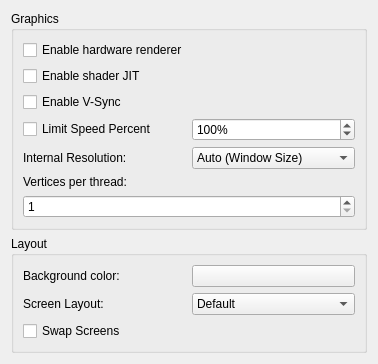
The window that src/citra_qt/configuration/configure_graphics.ui (grimtnt/citra) describes before a commit, drawn with Qt 5.
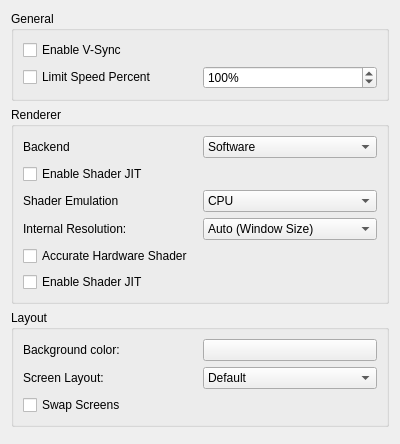
The same window after the commit.

What changed in the file:
```diff
--- a/src/citra_qt/configuration/configure_graphics.ui
+++ b/src/citra_qt/configuration/configure_graphics.ui
@@ -6,8 +6,8 @@
    <rect>
     <x>0</x>
     <y>0</y>
-    <width>378</width>
-    <height>340</height>
+    <width>400</width>
+    <height>444</height>
    </rect>
   </property>
   <property name="windowTitle">
@@ -19,23 +19,9 @@
      <item>
       <widget class="QGroupBox" name="groupBox">
        <property name="title">
-        <string>Graphics</string>
+        <string>General</string>
        </property>
        <layout class="QVBoxLayout" name="verticalLayout_2">
-        <item>
-         <widget class="QCheckBox" name="toggle_hw_renderer">
-          <property name="text">
-           <string>Enable hardware renderer</string>
-          </property>
-         </widget>
-        </item>
-        <item>
-         <widget class="QCheckBox" name="toggle_shader_jit">
-          <property name="text">
-           <string>Enable shader JIT</string>
-          </property>
-         </widget>
-        </item>
         <item>
          <widget class="QCheckBox" name="toggle_vsync">
           <property name="text">
@@ -70,6 +56,112 @@
           </item>
          </layout>
         </item>
+       </layout>
+      </widget>
+     </item>
+    </layout>
+   </item>
+   <item>
+    <widget class="QGroupBox" name="groupBox_2">
+     <property name="title">
+      <string>Renderer</string>
+     </property>
+     <layout class="QVBoxLayout" name="verticalLayout_6">
+      <item>
+       <layout class="QHBoxLayout" name="horizontalLayout_6">
+        <item>
+         <widget class="QLabel" name="label_2">
+          <property name="text">
+           <string>Backend</string>
+          </property>
+         </widget>
+        </item>
+        <item>
+         <widget class="QComboBox" name="renderer_comboBox">
+          <item>
+           <property name="text">
+            <string>Software</string>
+           </property>
+          </item>
+          <item>
+           <property name="text">
+            <string>OpenGL</string>
+           </property>
+          </item>
+         </widget>
+        </item>
+       </layout>
+      </item>
+      <item>
+       <widget class="QWidget" name="software_render_group" native="true">
+        <layout class="QVBoxLayout" name="verticalLayout_9">
+         <property name="leftMargin">
+          <number>0</number>
+         </property>
+         <property name="topMargin">
+          <number>0</number>
+         </property>
+         <property name="rightMargin">
+          <number>0</number>
+         </property>
+         <property name="bottomMargin">
+          <number>0</number>
+         </property>
+         <item>
+          <widget class="QCheckBox" name="software_shader_jit">
+           <property name="text">
+            <string>Enable Shader JIT</string>
+           </property>
+          </widget>
+         </item>
+        </layout>
+       </widget>
+      </item>
+      <item>
+       <widget class="QWidget" name="opengl_render_group" native="true">
+        <layout class="QVBoxLayout" name="verticalLayout_7">
+         <property name="spacing">
+          <number>6</number>
+         </property>
+         <property name="leftMargin">
+          <number>0</number>
+         </property>
+         <property name="topMargin">
+          <number>0</number>
+         </property>
+         <property name="rightMargin">
+          <number>0</number>
+         </property>
+         <property name="bottomMargin">
+          <number>0</number>
+         </property>
+         <item>
+          <layout class="QVBoxLayout" name="verticalLayout_8">
+           <item>
+            <layout class="QHBoxLayout" name="horizontalLayout_5">
+             <item>
+              <widget class="QLabel" name="label2">
+               <property name="text">
+                <string>Shader Emulation</string>
+               </property>
+              </widget>
+             </item>
+             <item>
+              <widget class="QComboBox" name="hw_shaders">
+               <item>
+                <property name="text">
+                 <string>CPU</string>
+                </property>
+               </item>
+               <item>
+                <property name="text">
+                 <string>GPU</string>
+                </property>
+               </item>
+              </widget>
+             </item>
+            </layout>
+           </item>
         <item>
          <layout class="QHBoxLayout" name="horizontalLayout">
           <item>
@@ -141,26 +233,26 @@
          </layout>
         </item>
         <item>
-         <widget class="QLabel" name="label_vertices">
+            <widget class="QCheckBox" name="accurate_hardware_shader">
           <property name="text">
-           <string>Vertices per thread:</string>
+              <string>Accurate Hardware Shader</string>
           </property>
          </widget>
         </item>
         <item>
-         <widget class="QSpinBox" name="vertices_per_thread">
-          <property name="minimum">
-           <number>1</number>
-          </property>
-          <property name="maximum">
-           <number>100</number>
-          </property>
+            <widget class="QCheckBox" name="opengl_shader_jit">
+             <property name="text">
+              <string>Enable Shader JIT</string>
+             </property>
          </widget>
         </item>
        </layout>
+         </item>
+        </layout>
       </widget>
      </item>
     </layout>
+    </widget>
    </item>
    <item>
     <widget class="QGroupBox" name="layoutBox">
```
Left out of the diff: 9 changed lines with no effect on the pictures. Lines whose indentation alone changed are shown as unchanged.
